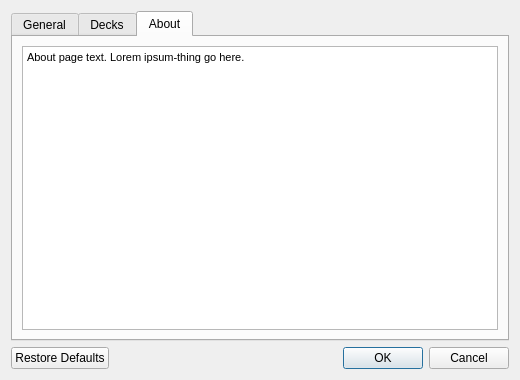
Qt form options_dialog.ui (iamjustkoi/StudyTimeStats) before a commit.
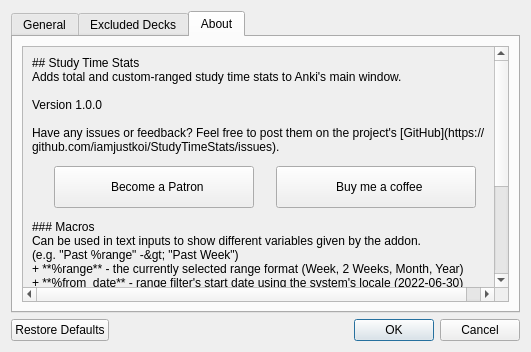
The same form after that commit. The open tabs and pages were chosen to show the change. Icons and pictures are not drawn.

Commit message: Updated some small bugs/visual issues and added license and release info.

The edit to the form file:
```diff
--- a/options_dialog.ui
+++ b/options_dialog.ui
@@ -10,8 +10,8 @@
    <rect>
     <x>0</x>
     <y>0</y>
-    <width>472</width>
-    <height>380</height>
+    <width>531</width>
+    <height>330</height>
    </rect>
   </property>
   <property name="windowTitle">
@@ -299,7 +299,7 @@
      </widget>
      <widget class="QWidget" name="decks_tab">
       <attribute name="title">
-       <string>Decks</string>
+       <string>Excluded Decks</string>
       </attribute>
       <layout class="QVBoxLayout" name="verticalLayout">
        <item>
@@ -367,14 +367,172 @@
       </attribute>
       <layout class="QVBoxLayout" name="verticalLayout_2">
        <item>
-        <widget class="QTextBrowser" name="about_text">
-         <property name="html">
-          <string>&lt;!DOCTYPE HTML PUBLIC &quot;-//W3C//DTD HTML 4.0//EN&quot; &quot;http://www.w3.org/TR/REC-html40/strict.dtd&quot;&gt;
-&lt;html&gt;&lt;head&gt;&lt;meta name=&quot;qrichtext&quot; content=&quot;1&quot; /&gt;&lt;style type=&quot;text/css&quot;&gt;
-p, li { white-space: pre-wrap; }
-&lt;/style&gt;&lt;/head&gt;&lt;body style=&quot; font-family:'MS Shell Dlg 2'; font-size:8.25pt; font-weight:400; font-style:normal;&quot;&gt;
-&lt;p style=&quot; margin-top:0px; margin-bottom:0px; margin-left:0px; margin-right:0px; -qt-block-indent:0; text-indent:0px;&quot;&gt;About page text. Lorem ipsum-thing go here.&lt;/p&gt;&lt;/body&gt;&lt;/html&gt;</string>
+        <widget class="QScrollArea" name="scroll_area">
+         <property name="widgetResizable">
+          <bool>true</bool>
          </property>
+         <widget class="QWidget" name="about_scroll">
+          <property name="geometry">
+           <rect>
+            <x>0</x>
+            <y>0</y>
+            <width>470</width>
+            <height>417</height>
+           </rect>
+          </property>
+          <layout class="QVBoxLayout" name="scroll_layout" stretch="0,0,1">
+           <property name="spacing">
+            <number>6</number>
+           </property>
+           <item>
+            <widget class="QLabel" name="about_label_top">
+             <property name="sizePolicy">
+              <sizepolicy hsizetype="Preferred" vsizetype="Expanding">
+               <horstretch>0</horstretch>
+               <verstretch>0</verstretch>
+              </sizepolicy>
+             </property>
+             <property name="text">
+              <string>## Study Time Stats
+Adds total and custom-ranged study time stats to Anki's main window.  
+
+Version 1.0.0  
+
+Have any issues or feedback? Feel free to post them on the project's [GitHub](https://github.com/iamjustkoi/StudyTimeStats/issues).  </string>
+             </property>
+             <property name="textFormat">
+              <enum>Qt::MarkdownText</enum>
+             </property>
+             <property name="wordWrap">
+              <bool>true</bool>
+             </property>
+            </widget>
+           </item>
+           <item>
+            <layout class="QHBoxLayout" name="support_buttons">
+             <property name="leftMargin">
+              <number>6</number>
+             </property>
+             <property name="topMargin">
+              <number>6</number>
+             </property>
+             <property name="rightMargin">
+              <number>6</number>
+             </property>
+             <property name="bottomMargin">
+              <number>6</number>
+             </property>
+             <item>
+              <widget class="QPushButton" name="patreon_button">
+               <property name="minimumSize">
+                <size>
+                 <width>0</width>
+                 <height>42</height>
+                </size>
+               </property>
+               <property name="maximumSize">
+                <size>
+                 <width>200</width>
+                 <height>16777215</height>
+                </size>
+               </property>
+               <property name="cursor">
+                <cursorShape>PointingHandCursor</cursorShape>
+               </property>
+               <property name="focusPolicy">
+                <enum>Qt::NoFocus</enum>
+               </property>
+               <property name="contextMenuPolicy">
+                <enum>Qt::CustomContextMenu</enum>
+               </property>
+               <property name="text">
+                <string>  Become a Patron</string>
+               </property>
+               <property name="icon">
+                <iconset>
+                 <normaloff>raw/patreon.png</normaloff>raw/patreon.png</iconset>
+               </property>
+               <property name="iconSize">
+                <size>
+                 <width>32</width>
+                 <height>32</height>
+                </size>
+               </property>
+              </widget>
+             </item>
+             <item>
+              <widget class="QPushButton" name="kofi_button">
+               <property name="minimumSize">
+                <size>
+                 <width>0</width>
+                 <height>42</height>
+                </size>
+               </property>
+               <property name="maximumSize">
+                <size>
+                 <width>200</width>
+                 <height>16777215</height>
+                </size>
+               </property>
+               <property name="cursor">
+                <cursorShape>PointingHandCursor</cursorShape>
+               </property>
+               <property name="focusPolicy">
+                <enum>Qt::NoFocus</enum>
+               </property>
+               <property name="contextMenuPolicy">
+                <enum>Qt::CustomContextMenu</enum>
+               </property>
+               <property name="text">
+                <string>  Buy me a coffee</string>
+               </property>
+               <property name="icon">
+                <iconset>
+                 <normaloff>raw/kofilogo_blue.PNG</normaloff>raw/kofilogo_blue.PNG</iconset>
+               </property>
+               <property name="iconSize">
+                <size>
+                 <width>32</width>
+                 <height>32</height>
+                </size>
+               </property>
+              </widget>
+             </item>
+            </layout>
+           </item>
+           <item>
+            <widget class="QLabel" name="about_label_bottom">
+             <property name="sizePolicy">
+              <sizepolicy hsizetype="Preferred" vsizetype="Expanding">
+               <horstretch>0</horstretch>
+               <verstretch>0</verstretch>
+              </sizepolicy>
+             </property>
+             <property name="text">
+              <string>### Macros
+Can be used in text inputs to show different variables given by the addon.  
+(e.g. &quot;Past %range&quot; -&gt; &quot;Past Week&quot;)
++ **%range** - the currently selected range format (Week, 2 Weeks, Month, Year)
++ **%from_date** - range filter's start date using the system's locale (2022-06-30)
++ **%from_weekday** - range filter's starting day using a compact format (Sun)
++ **%from_full_weekday** - range filter's full start day (Sunday)
++ **%days** - total days the range filter checks against (17)
++ **%%** - returns a single % symbol and doesn't apply the text macro (%, %range, etc)
+
+&lt;br&gt;&lt;/br&gt;
+Thanks for downloading and hope you enjoy!  
+-koi  
+&lt;br&gt;&lt;/br&gt;
+©2022 JustKoi (iamjustkoi)  
+Distributed under the MIT Liecense.  </string>
+             </property>
+             <property name="textFormat">
+              <enum>Qt::MarkdownText</enum>
+             </property>
+            </widget>
+           </item>
+          </layout>
+         </widget>
         </widget>
        </item>
       </layout>
```
Left out of the diff: 12 changed lines with no effect on the pictures. The commit also changes 7 other files.
